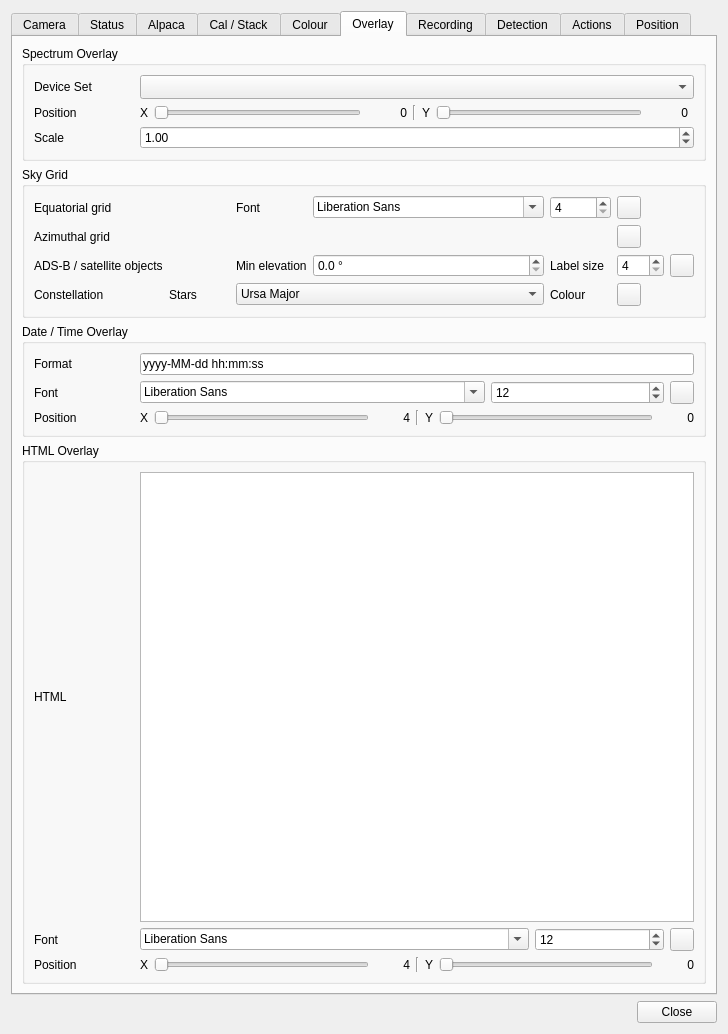
First picture: the form in plugins/feature/camera/camerasettingsdialog.ui, repository srcejon/sdrangel, before the edit.
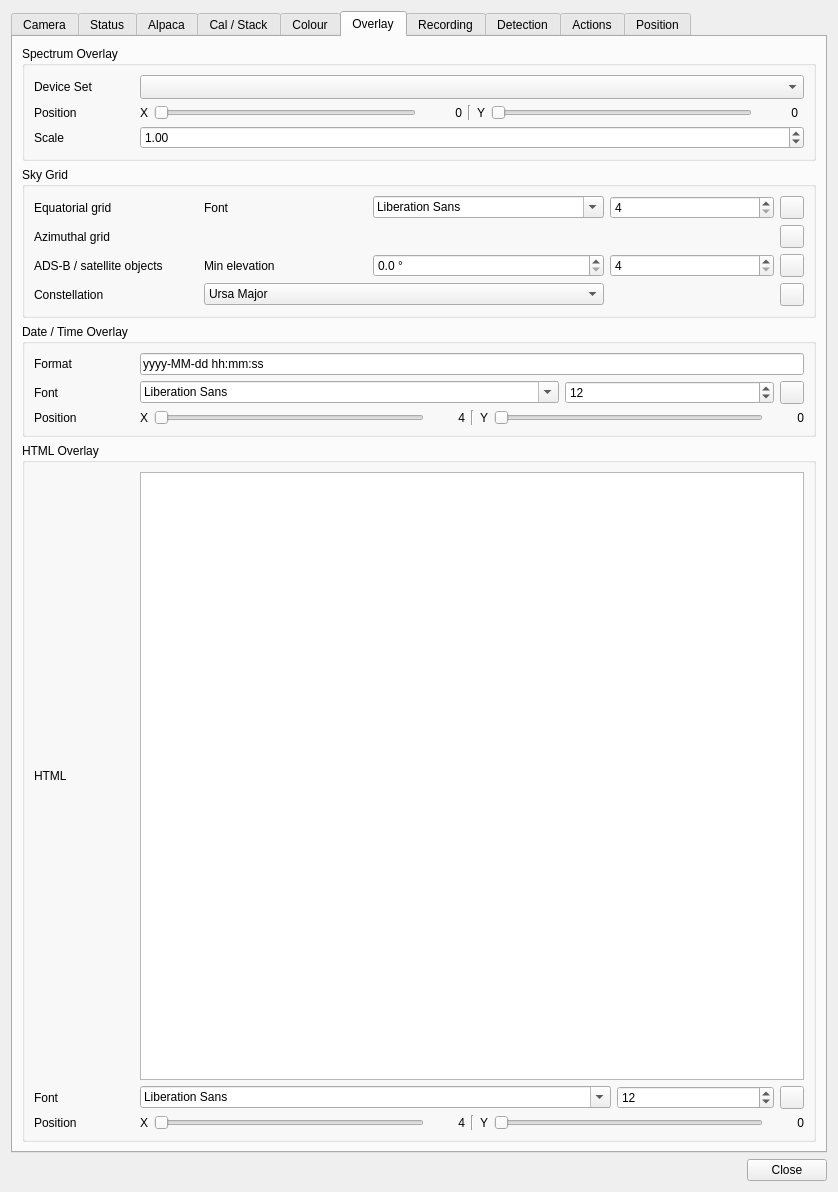
Second picture: the form after the edit. The open tabs and pages were chosen to show the change. Icons and pictures are not drawn.

The edit to the form file:
```diff
--- a/plugins/feature/camera/camerasettingsdialog.ui
+++ b/plugins/feature/camera/camerasettingsdialog.ui
@@ -6,8 +6,8 @@
    <rect>
     <x>0</x>
     <y>0</y>
-    <width>724</width>
-    <height>844</height>
+    <width>838</width>
+    <height>1192</height>
    </rect>
   </property>
   <property name="windowTitle">
@@ -2709,40 +2709,7 @@
           <string>Sky Grid</string>
          </property>
          <layout class="QGridLayout" name="gridLayout_skyGridOverlay">
-          <item row="0" column="4">
-           <widget class="QFontComboBox" name="gridLabelFontCombo">
-            <property name="toolTip">
-             <string>Select font to use for sky grid labels</string>
-            </property>
-           </widget>
-          </item>
-          <item row="0" column="6">
-           <widget class="QToolButton" name="equatorialGridColorButton">
-            <property name="toolTip">
-             <string>Select equatorial grid colour</string>
-            </property>
-            <property name="text">
-             <string/>
-            </property>
-           </widget>
-          </item>
-          <item row="0" column="5">
-           <widget class="QDoubleSpinBox" name="gridLabelFontScaleSpin">
-            <property name="toolTip">
-             <string>Font point size for sky grid labels</string>
-            </property>
-            <property name="decimals">
-             <number>0</number>
-            </property>
-            <property name="minimum">
-             <double>4.000000000000000</double>
-            </property>
-            <property name="maximum">
-             <double>144.000000000000000</double>
-            </property>
-           </widget>
-          </item>
-          <item row="1" column="6">
+          <item row="1" column="5">
            <widget class="QToolButton" name="altAzGridColorButton">
             <property name="toolTip">
              <string>Select alt-az grid colour</string>
@@ -2752,20 +2719,6 @@
             </property>
            </widget>
           </item>
-          <item row="0" column="3">
-           <widget class="QLabel" name="gridLabelFontLabel">
-            <property name="text">
-             <string>Font</string>
-            </property>
-           </widget>
-          </item>
-          <item row="0" column="0">
-           <widget class="QLabel" name="equatorialGridLabel">
-            <property name="text">
-             <string>Equatorial grid</string>
-            </property>
-           </widget>
-          </item>
           <item row="1" column="0">
            <widget class="QLabel" name="altAzGridLabel">
             <property name="text">
@@ -2780,14 +2733,24 @@
             </property>
            </widget>
           </item>
-          <item row="2" column="3">
+          <item row="2" column="2">
            <widget class="QLabel" name="trackObjectMinElevationLabel">
             <property name="text">
              <string>Min elevation</string>
             </property>
            </widget>
           </item>
-          <item row="2" column="4">
+          <item row="0" column="5">
+           <widget class="QToolButton" name="equatorialGridColorButton">
+            <property name="toolTip">
+             <string>Select equatorial grid colour</string>
+            </property>
+            <property name="text">
+             <string/>
+            </property>
+           </widget>
+          </item>
+          <item row="2" column="3">
            <widget class="QDoubleSpinBox" name="trackObjectMinElevationSpin">
             <property name="toolTip">
              <string>Minimum elevation in degrees for tracked object overlays</string>
@@ -2809,41 +2772,15 @@
             </property>
            </widget>
           </item>
-          <item row="2" column="5">
-           <widget class="QLabel" name="trackObjectFontScaleLabel">
+          <item row="0" column="2">
+           <widget class="QLabel" name="gridLabelFontLabel">
             <property name="text">
-             <string>Label size</string>
+             <string>Font</string>
             </property>
            </widget>
           </item>
-          <item row="2" column="6">
-           <widget class="QDoubleSpinBox" name="trackObjectFontScaleSpin">
-            <property name="toolTip">
-             <string>Font point size for tracked object labels</string>
-            </property>
-            <property name="decimals">
-             <number>0</number>
-            </property>
-            <property name="minimum">
-             <double>4.000000000000000</double>
-            </property>
-            <property name="maximum">
-             <double>144.000000000000000</double>
-            </property>
-           </widget>
-          </item>
-          <item row="2" column="7">
-           <widget class="QToolButton" name="trackObjectColorButton">
-            <property name="toolTip">
-             <string>Select tracked object label colour</string>
-            </property>
-            <property name="text">
-             <string/>
-            </property>
-           </widget>
-          </item>
-          <item row="3" column="6">
-           <widget class="QToolButton" name="ursaMajorStarsColorButton">
+          <item row="3" column="5">
+           <widget class="QToolButton" name="constellationColorButton">
             <property name="toolTip">
              <string>Select constellation overlay colour</string>
             </property>
@@ -2852,6 +2789,20 @@
             </property>
            </widget>
           </item>
+          <item row="0" column="0">
+           <widget class="QLabel" name="equatorialGridLabel">
+            <property name="text">
+             <string>Equatorial grid</string>
+            </property>
+           </widget>
+          </item>
+          <item row="0" column="3">
+           <widget class="QFontComboBox" name="gridLabelFontCombo">
+            <property name="toolTip">
+             <string>Select font to use for sky grid labels</string>
+            </property>
+           </widget>
+          </item>
           <item row="3" column="0">
            <widget class="QLabel" name="ursaMajorStarsLabel">
             <property name="text">
@@ -2859,7 +2810,7 @@
             </property>
            </widget>
           </item>
-          <item row="3" column="3" colspan="2">
+          <item row="3" column="2" colspan="2">
            <widget class="QComboBox" name="constellationOverlayCombo">
             <property name="toolTip">
              <string>Select which constellation major stars to overlay</string>
@@ -2881,17 +2832,45 @@
             </item>
            </widget>
           </item>
-          <item row="3" column="2">
-           <widget class="QLabel" name="constellationOverlayComboLabel">
-            <property name="text">
-             <string>Stars</string>
+          <item row="0" column="4">
+           <widget class="QDoubleSpinBox" name="gridLabelFontScaleSpin">
+            <property name="toolTip">
+             <string>Font point size for sky grid labels</string>
             </property>
+            <property name="decimals">
+             <number>0</number>
+            </property>
+            <property name="minimum">
+             <double>4.000000000000000</double>
+            </property>
+            <property name="maximum">
+             <double>144.000000000000000</double>
+            </property>
            </widget>
           </item>
-          <item row="3" column="5">
-           <widget class="QLabel" name="ursaMajorStarsColorLabel">
+          <item row="2" column="4">
+           <widget class="QDoubleSpinBox" name="trackObjectFontScaleSpin">
+            <property name="toolTip">
+             <string>Font point size for tracked object labels</string>
+            </property>
+            <property name="decimals">
+             <number>0</number>
+            </property>
+            <property name="minimum">
+             <double>4.000000000000000</double>
+            </property>
+            <property name="maximum">
+             <double>144.000000000000000</double>
+            </property>
+           </widget>
+          </item>
+          <item row="2" column="5">
+           <widget class="QToolButton" name="trackObjectColorButton">
+            <property name="toolTip">
+             <string>Select tracked object label colour</string>
+            </property>
             <property name="text">
-             <string>Colour</string>
+             <string/>
             </property>
            </widget>
           </item>
```
Lines whose indentation alone changed are shown as unchanged.
